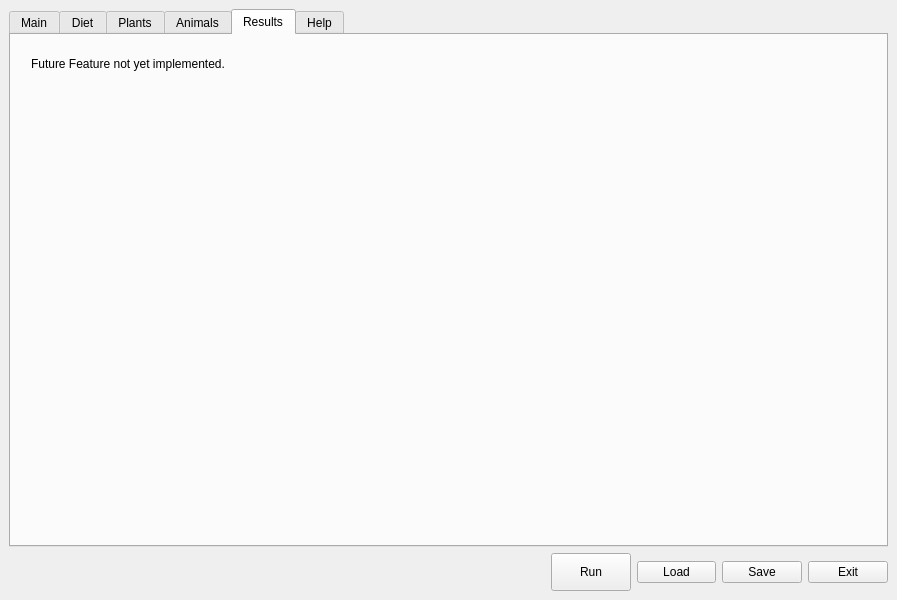
Old version of the form src/ui/lamainformbase.ui in the repository arkygeek/landuseanalyst.
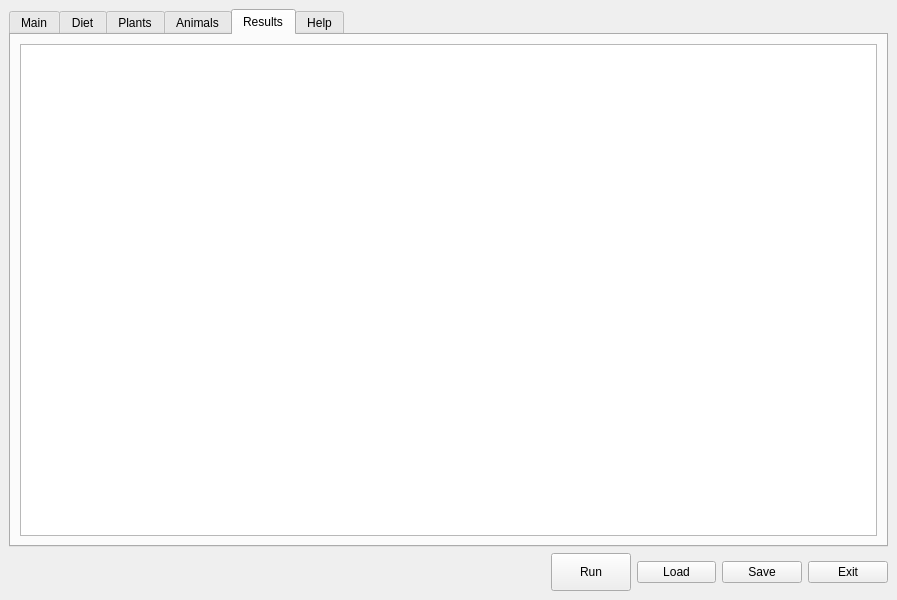
New version of the form. The open tabs and pages were chosen to show the change. Icons and pictures are not drawn.

Commit message: Append text to results text browser instead of qDebug (so you dont need to have a console open to see outputs)

```diff
--- a/src/ui/lamainformbase.ui
+++ b/src/ui/lamainformbase.ui
@@ -5039,19 +5039,17 @@
       <attribute name="title" >
        <string>Results</string>
       </attribute>
-      <widget class="QLabel" name="label_15" >
-       <property name="geometry" >
-        <rect>
-         <x>20</x>
-         <y>20</y>
-         <width>223</width>
-         <height>17</height>
-        </rect>
+      <layout class="QGridLayout" >
+       <property name="margin" >
+        <number>9</number>
        </property>
-       <property name="text" >
-        <string>Future Feature not yet implemented.</string>
+       <property name="spacing" >
+        <number>6</number>
        </property>
-      </widget>
+       <item row="0" column="0" >
+        <widget class="QTextBrowser" name="textBrowserResults" />
+       </item>
+      </layout>
      </widget>
      <widget class="QWidget" name="tab" >
       <attribute name="title" >
```
The commit also changes 2 other files.
